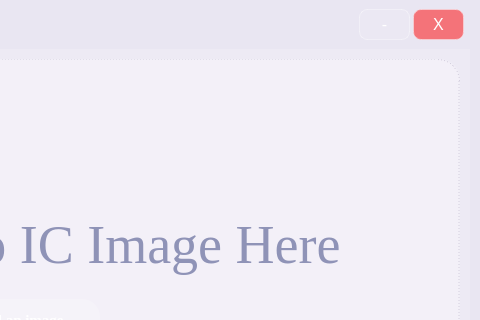
IsfarNayen/AI_Dye_Block_Detection, file main_ui.ui: the form before one commit; both pictures show x 420 to 900 and y 0 to 320 of the 900 by 491 pixel window.
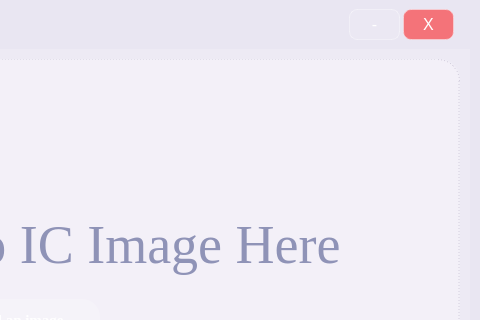
The form after the commit.

Commit message: Added loading screen button and created cleaner code

```diff
--- a/main_ui.ui
+++ b/main_ui.ui
@@ -94,7 +94,7 @@
        <widget class="QPushButton" name="closeButton">
         <property name="geometry">
          <rect>
-          <x>824</x>
+          <x>814</x>
           <y>0</y>
           <width>51</width>
           <height>31</height>
@@ -124,7 +124,7 @@
        <widget class="QPushButton" name="minimizeButton">
         <property name="geometry">
          <rect>
-          <x>770</x>
+          <x>760</x>
           <y>0</y>
           <width>51</width>
           <height>31</height>
```
The commit also changes 1 other file.
